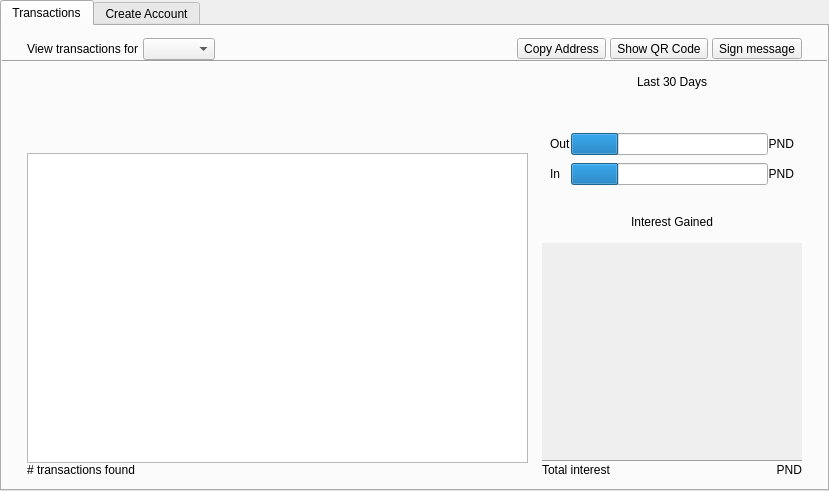
Before: the Qt Designer form src/qt/forms/accountpage.ui in coinkeeper/2015-04-19_21-22_pandacoin, drawn with Qt 5.
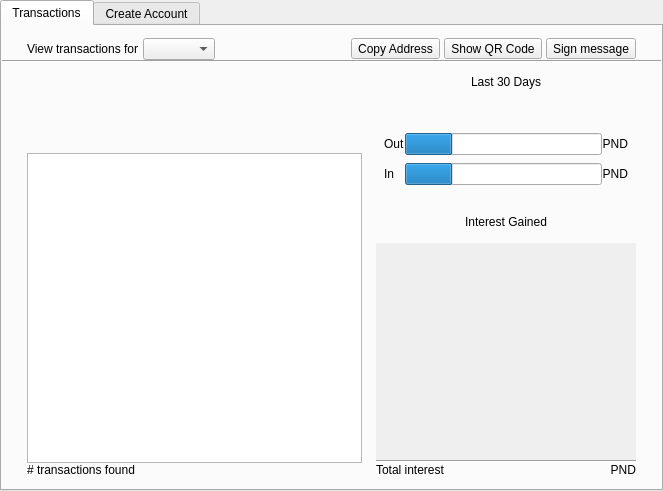
After: the same form once the commit is applied. Icons and pictures are not drawn. Custom widgets are drawn as their Qt base class.

The edit to the form file:
```diff
--- a/src/qt/forms/accountpage.ui
+++ b/src/qt/forms/accountpage.ui
@@ -6,7 +6,7 @@
    <rect>
     <x>0</x>
     <y>0</y>
-    <width>829</width>
+    <width>663</width>
     <height>491</height>
    </rect>
   </property>
@@ -107,7 +107,7 @@
            </property>
            <property name="sizeHint" stdset="0">
             <size>
-             <width>40</width>
+             <width>0</width>
              <height>20</height>
             </size>
            </property>
@@ -194,7 +194,7 @@
              <item>
               <widget class="AccountSummaryHeaderWidget" name="account_summary_header">
                <property name="sizePolicy">
-                <sizepolicy hsizetype="Preferred" vsizetype="Preferred">
+                <sizepolicy hsizetype="Expanding" vsizetype="Preferred">
                  <horstretch>0</horstretch>
                  <verstretch>0</verstretch>
                 </sizepolicy>
```
Left out of the diff: 8 changed lines with no effect on the pictures.
